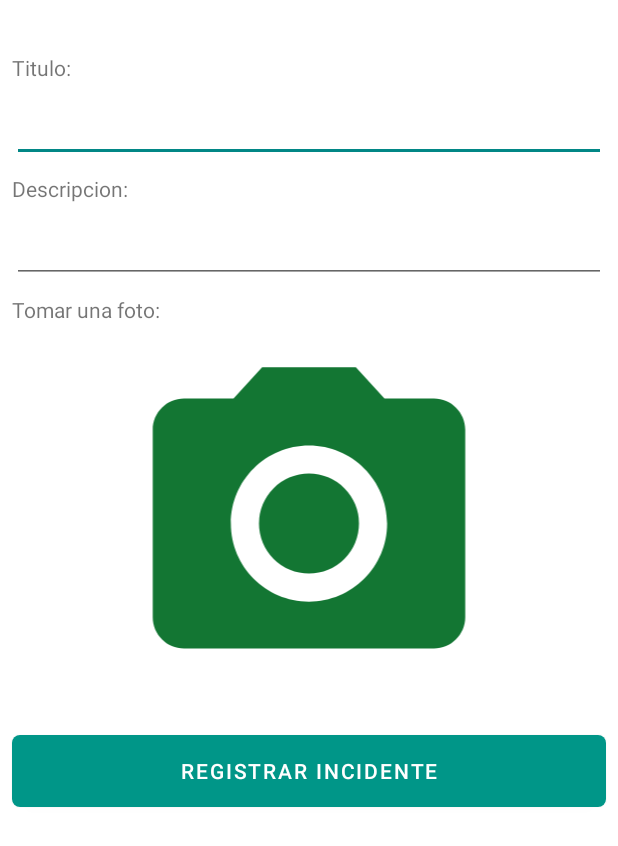
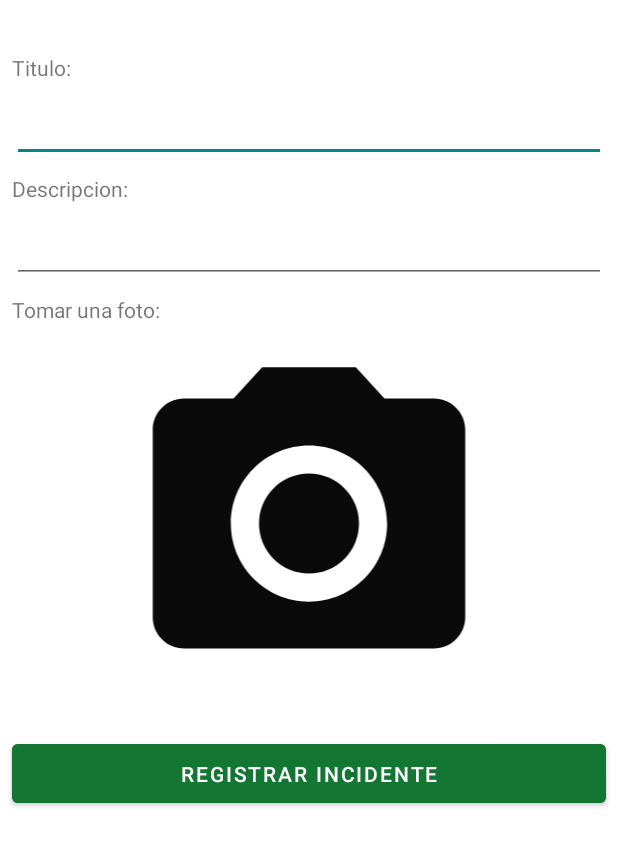
Before and after one commit to rboo/alertaCiudadanaApp, an Android app: the layout layout_other_incident.xml on its own in the app's theme, with its tools: preview values and no code run, on a phone screen of 412 x 824 dp. Shown: the top 846 px of the screen. Run offline under Robolectric (Android 15) with nearby library versions, the phone set to English and light mode, and no system bars; plain views replace MaterialSpinner.

Commit message:
cambios en el  activity de incidente personalizado

```diff
--- a/app/build.gradle
+++ b/app/build.gradle
@@ -15,7 +15,7 @@
         minSdk 21
         targetSdk 31
         versionCode 1
-        versionName "1.3"
+        versionName "1.4"
 
         testInstrumentationRunner "androidx.test.runner.AndroidJUnitRunner"
     }
--- /dev/null
+++ b/app/src/main/res/drawable/ic_baseline_photo_camera_24_black.xml
@@ -0,0 +1,6 @@
+<vector android:height="24dp" android:tint="#0A0A0A"
+    android:viewportHeight="24" android:viewportWidth="24"
+    android:width="24dp" xmlns:android="http://schemas.android.com/apk/res/android">
+    <path android:fillColor="@android:color/white" android:pathData="M12,12m-3.2,0a3.2,3.2 0,1 1,6.4 0a3.2,3.2 0,1 1,-6.4 0"/>
+    <path android:fillColor="@android:color/white" android:pathData="M9,2L7.17,4L4,4c-1.1,0 -2,0.9 -2,2v12c0,1.1 0.9,2 2,2h16c1.1,0 2,-0.9 2,-2L22,6c0,-1.1 -0.9,-2 -2,-2h-3.17L15,2L9,2zM12,17c-2.76,0 -5,-2.24 -5,-5s2.24,-5 5,-5 5,2.24 5,5 -2.24,5 -5,5z"/>
+</vector>
--- a/app/src/main/res/layout/fragment_home.xml
+++ b/app/src/main/res/layout/fragment_home.xml
@@ -208,6 +208,6 @@
         android:layout_width="wrap_content"
         android:layout_height="wrap_content"
         android:orientation="vertical"
-        app:layout_constraintGuide_begin="206dp" />
+        app:layout_constraintGuide_percent="0.5" />
 
 </androidx.constraintlayout.widget.ConstraintLayout>
--- a/app/src/main/res/layout/layout_other_incident.xml
+++ b/app/src/main/res/layout/layout_other_incident.xml
@@ -157,8 +157,7 @@
                     android:layout_marginTop="8dp"
                     android:layout_marginEnd="8dp"
                     android:layout_marginRight="8dp"
-                    android:tint="@color/purple_200"
-                    app:srcCompat="@drawable/ic_baseline_photo_camera_24" />
+                    app:srcCompat="@drawable/ic_baseline_photo_camera_24_black" />
 
                 <Button
                     android:id="@+id/btn_reg_incidente"
@@ -171,9 +170,9 @@
                     android:layout_marginEnd="8dp"
                     android:layout_marginRight="8dp"
                     android:layout_marginBottom="16dp"
-                    android:background="@drawable/button_border"
+                    android:paddingTop="10dp"
+                    android:paddingBottom="10dp"
                     android:backgroundTint="@color/purple_200"
-                    android:tint="@color/purple_200"
                     android:text="Registrar Incidente"
                     android:textColor="@android:color/white" />
             </RelativeLayout>
```
Also changed, not shown: app/src/main/AndroidManifest.xml (+9 -4 lines).
